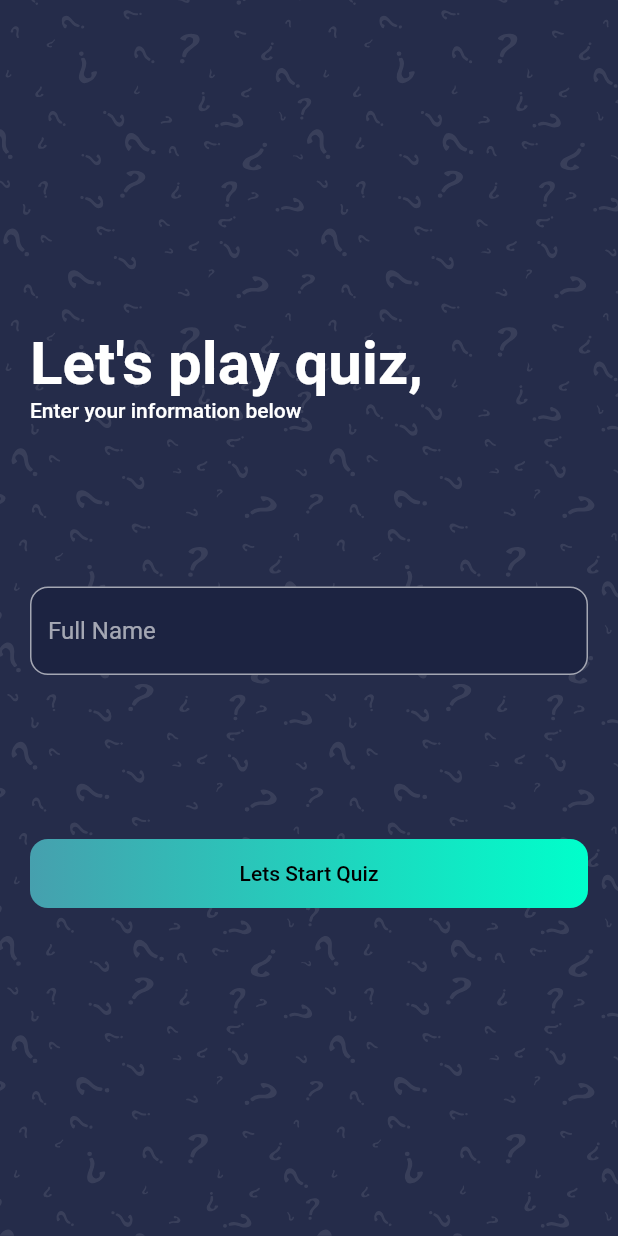
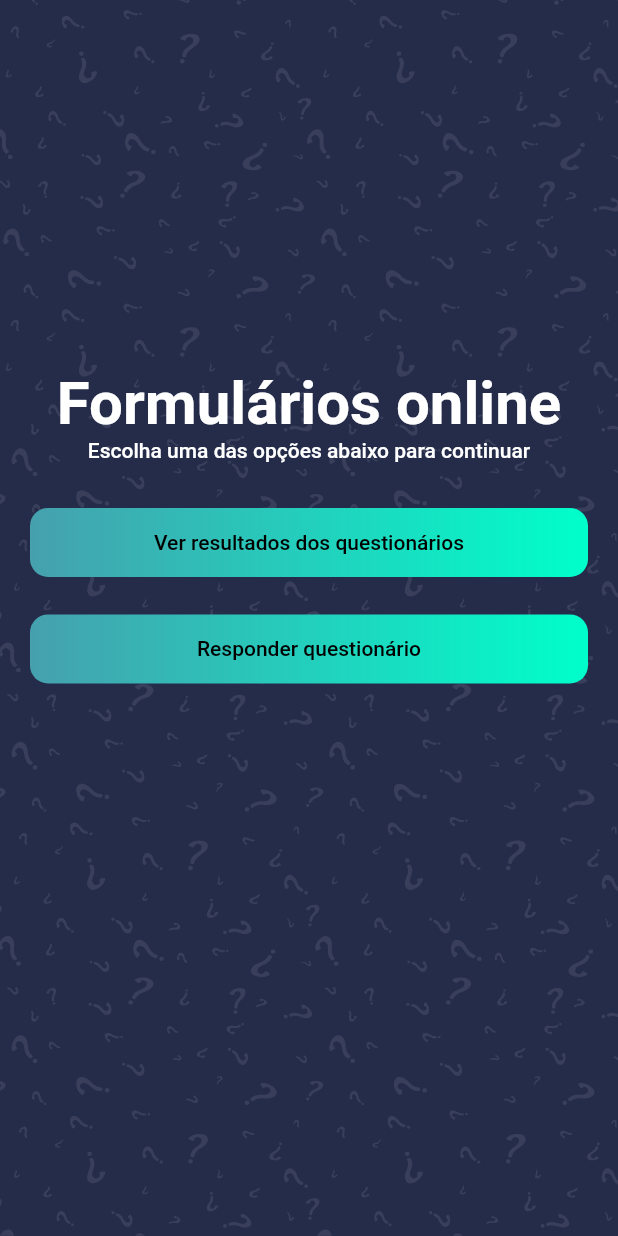
Before and after one commit to julysNICK/quiz_app, a Flutter app: the screen it shows after launch, on a phone screen of 412 x 824 dp. Run offline on Flutter 3.47's test engine with Material 2 defaults, Android fonts, the phone set to English and light mode, and no system bars; our stand-ins replace expandable, get, websafe_svg.

Commit message:
add results screens forms

```diff
--- a/lib/constrants.dart
+++ b/lib/constrants.dart
@@ -11,4 +11,10 @@ const kPrimaryGradient = LinearGradient(
   end: Alignment.centerRight,
 );
 
+const kSecondaryGradient = LinearGradient(
+  colors: [Color(0xFF46A0AE), Color(0xFF00FFCB)],
+  begin: Alignment.centerLeft,
+  end: Alignment.centerRight,
+);
+
 const double kDefaultPadding = 20.0;
--- a/lib/main.dart
+++ b/lib/main.dart
@@ -1,6 +1,6 @@
 import 'package:flutter/material.dart';
 import 'package:get/get_navigation/src/root/get_material_app.dart';
-import 'package:quiz_app/screens/welcome/welcome_screen.dart';
+import 'package:quiz_app/screens/choose/choose_screen.dart';
 
 void main() {
   runApp(const MyApp());
@@ -16,7 +16,7 @@ class MyApp extends StatelessWidget {
       title: "Quiz app",
       debugShowCheckedModeBanner: false,
       theme: ThemeData.dark(),
-      home: const WelcomeScreen(),
+      home: const Choose(),
     );
   }
 }
--- /dev/null
+++ b/lib/screens/choose/choose_screen.dart
@@ -0,0 +1,104 @@
+import 'package:flutter/material.dart';
+import 'package:get/get.dart';
+import 'package:websafe_svg/websafe_svg.dart';
+
+import '../../constrants.dart';
+import '../quiz/quiz_screen.dart';
+import '../results_forms/results_forms_screen.dart';
+
+class Choose extends StatelessWidget {
+  const Choose({super.key});
+
+  @override
+  Widget build(BuildContext context) {
+    return Scaffold(
+      body: Stack(
+        children: [
+          WebsafeSvg.asset(
+            "assets/icons/bg.svg",
+            width: double.infinity,
+            height: double.infinity,
+            fit: BoxFit.fill,
+          ),
+          SafeArea(
+            child: Padding(
+              padding: const EdgeInsets.symmetric(horizontal: kDefaultPadding),
+              child: Column(
+                crossAxisAlignment: CrossAxisAlignment.center,
+                children: [
+                  const Spacer(
+                    flex: 2,
+                  ),
+                  Text(
+                    "Formulários online",
+                    style: Theme.of(context).textTheme.headlineLarge!.copyWith(
+                          color: Colors.white,
+                          fontWeight: FontWeight.bold,
+                        ),
+                  ),
+                  Text(
+                    "Escolha uma das opções abaixo para continuar",
+                    style: Theme.of(context).textTheme.bodyLarge!.copyWith(
+                          color: Colors.white,
+                        ),
+                  ),
+                  Container(
+                    height: 30,
+                  ),
+                  InkWell(
+                    onTap: () => Get.to(() => const ResultsForms()),
+                    child: Container(
+                      width: double.infinity,
+                      alignment: Alignment.center,
+                      padding:
+                          const EdgeInsets.all(kDefaultPadding * 0.75), // 15
+                      decoration: const BoxDecoration(
+                        gradient: kPrimaryGradient,
+                        borderRadius: BorderRadius.all(
+                          Radius.circular(12),
+                        ),
+                      ),
+                      child: Text(
+                        "Ver resultados dos questionários",
+                        style: Theme.of(context).textTheme.labelLarge!.copyWith(
+                              color: Colors.black,
+                            ),
+                      ),
+                    ),
+                  ),
+                  Container(
+                    height: 25,
+                  ),
+                  InkWell(
+                    onTap: () => Get.to(() => const QuizScreen()),
+                    child: Container(
+                      width: double.infinity,
+                      alignment: Alignment.center,
+                      padding:
+                          const EdgeInsets.all(kDefaultPadding * 0.75), // 15
+                      decoration: const BoxDecoration(
+                        gradient: kSecondaryGradient,
+                        borderRadius: BorderRadius.all(
+                          Radius.circular(12),
+                        ),
+                      ),
+                      child: Text(
+                        "Responder questionário",
+                        style: Theme.of(context).textTheme.labelLarge!.copyWith(
+                              color: Colors.black,
+                            ),
+                      ),
+                    ),
+                  ),
+                  const Spacer(
+                    flex: 3,
+                  ),
+                ],
+              ),
+            ),
+          )
+        ],
+      ),
+    );
+  }
+}
--- a/pubspec.yaml
+++ b/pubspec.yaml
@@ -37,6 +37,8 @@ dependencies:
   cupertino_icons: ^1.0.2
   websafe_svg: ^3.0.0+4
   get: ^4.6.5
+  expandable: ^5.0.1
+  fl_chart: ^0.62.0
 
 dev_dependencies:
   flutter_test:
```
Also changed, not shown: lib/screens/details_results/details_results_screen.dart (added, +90 -0 lines), lib/screens/results_forms/results_forms_screen.dart (added, +55 -0 lines), pubspec.lock.
